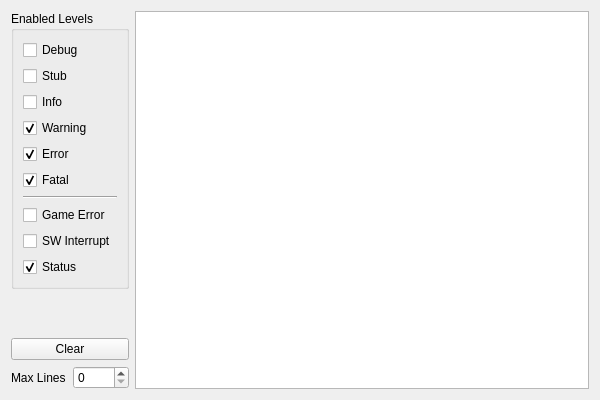
Qt form Libretro/mgba/src/platform/qt/LogView.ui (kiddreads/Avalon-copy2) before a commit.
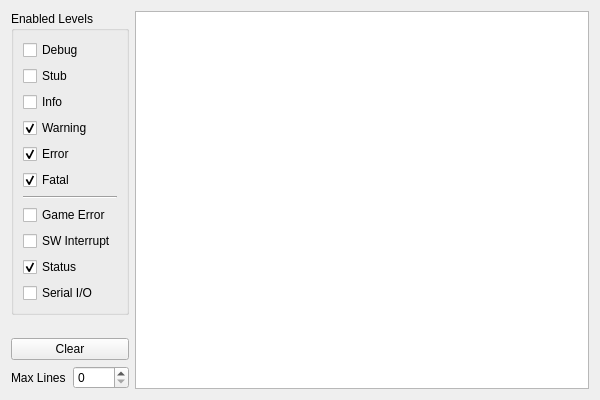
The same form after that commit.

Patch:
```diff
--- a/Libretro/mgba/src/platform/qt/LogView.ui
+++ b/Libretro/mgba/src/platform/qt/LogView.ui
@@ -116,6 +116,13 @@
           </property>
          </widget>
         </item>
+        <item>
+         <widget class="QCheckBox" name="levelSIO">
+          <property name="text">
+           <string>Serial I/O</string>
+          </property>
+         </widget>
+        </item>
        </layout>
       </widget>
      </item>
```
